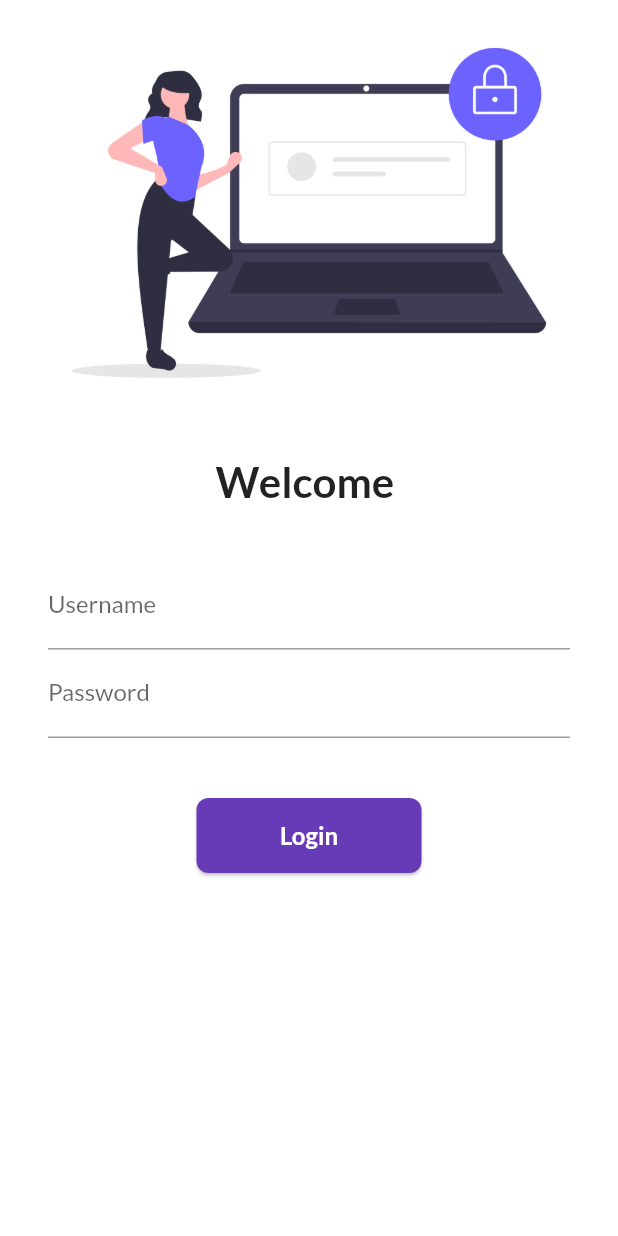
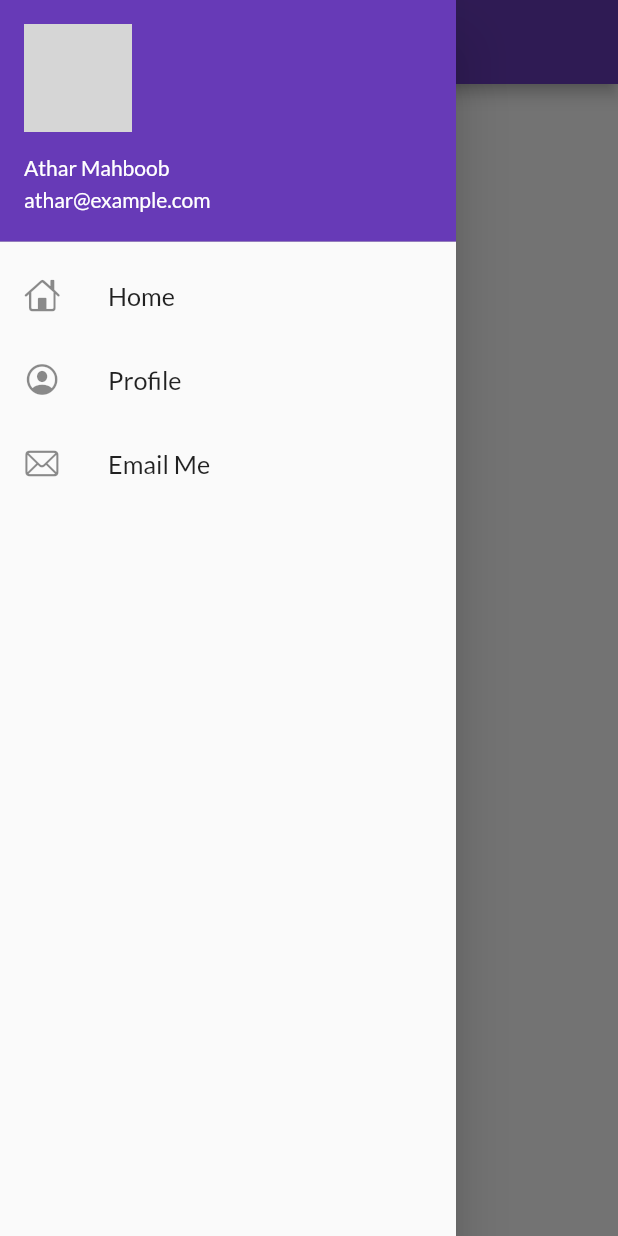
Before and after one commit to SMAthar/flutter_catalog, a Flutter app: the screen it shows after launch, with the side drawer open (before the commit the screen has no drawer), on a phone screen of 412 x 824 dp. Run offline on Flutter 3.47's test engine with Material 2 defaults, Android fonts, the phone set to English and light mode, and no system bars; our stand-ins replace google_fonts; network calls fail; grey boxes are pictures that could not be loaded.

Commit message:
day 9 completed

```diff
--- a/lib/main.dart
+++ b/lib/main.dart
@@ -19,7 +19,7 @@ class MyApp extends StatelessWidget {
         fontFamily: GoogleFonts.lato().fontFamily,
       ),
       darkTheme: ThemeData(brightness: Brightness.dark),
-      initialRoute: MyRoute.loginRoute,
+      initialRoute: '/',
       routes: {
         '/': (context) => HomePage(),
         MyRoute.homeRoute: (context) => HomePage(),
--- a/lib/pages/home_page.dart
+++ b/lib/pages/home_page.dart
@@ -1,4 +1,5 @@
 import 'package:flutter/material.dart';
+import 'package:flutter_catalog/widgets/drawer.dart';
 
 class HomePage extends StatelessWidget {
   final int days = 30;
@@ -12,7 +13,7 @@ class HomePage extends StatelessWidget {
       body: Center(
         child: Text("Welcome to $days days of flutter"),
       ),
-      drawer: Drawer(),
+      drawer: MyDrawer(),
     );
   }
 }
--- /dev/null
+++ b/lib/widgets/drawer.dart
@@ -0,0 +1,38 @@
+import 'package:flutter/cupertino.dart';
+import 'package:flutter/material.dart';
+
+class MyDrawer extends StatelessWidget {
+  final imageUrl = 'https://avatars.githubusercontent.com/u/47472554?v=4';
+  @override
+  Widget build(BuildContext context) {
+    return Drawer(
+      child: ListView(
+        children: [
+          DrawerHeader(
+            padding: EdgeInsets.zero,
+            child: UserAccountsDrawerHeader(
+              margin: EdgeInsets.zero,
+              accountName: Text("Athar Mahboob"),
+              accountEmail: Text("athar@example.com"),
+              currentAccountPicture: CircleAvatar(
+                backgroundImage: NetworkImage(imageUrl),
+              ),
+            ),
+          ),
+          ListTile(
+            leading: Icon(CupertinoIcons.home),
+            title: Text("Home", textScaleFactor: 1.2),
+          ),
+          ListTile(
+            leading: Icon(CupertinoIcons.profile_circled),
+            title: Text("Profile", textScaleFactor: 1.2),
+          ),
+          ListTile(
+            leading: Icon(CupertinoIcons.mail),
+            title: Text("Email Me", textScaleFactor: 1.2),
+          ),
+        ],
+      ),
+    );
+  }
+}
```
Also changed, not shown: lib/pages/login_page.dart (+0 -9 lines).
